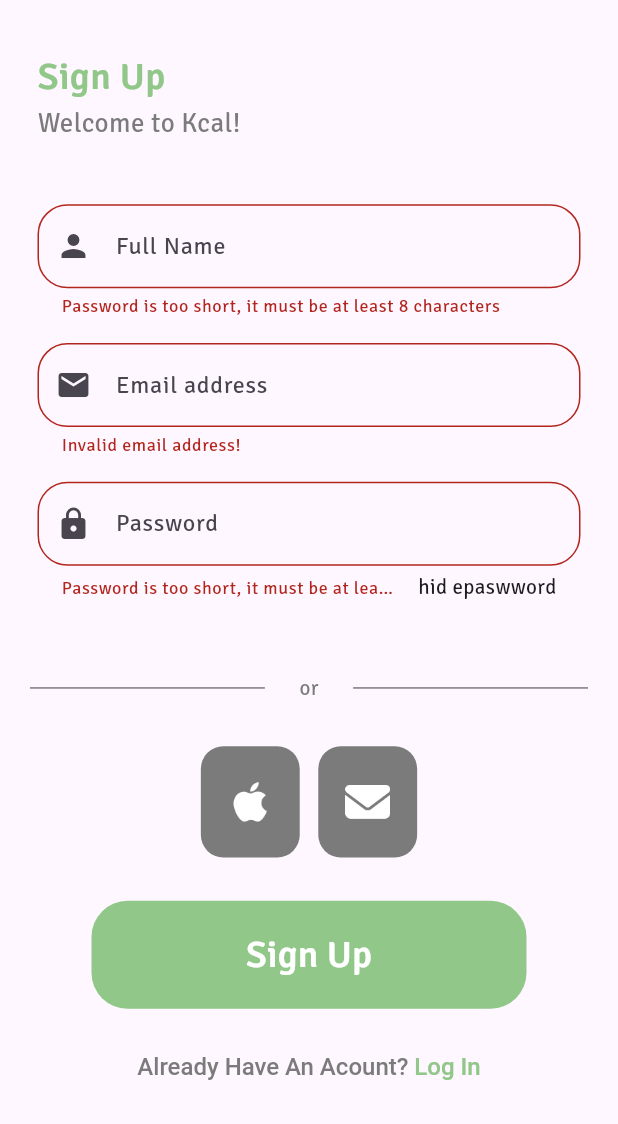
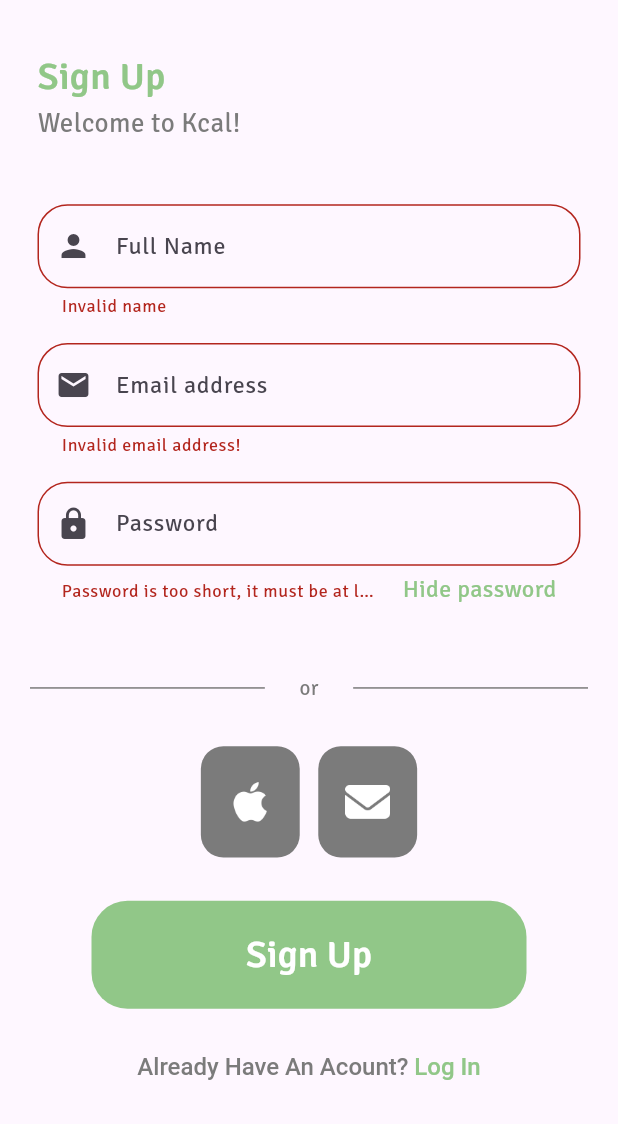
Before and after one commit to Soliyev909/food_ui, a Flutter app: the RegisterPage screen opened directly, after a tap on "Sign Up", on a phone screen of 412 x 824 dp, the part 112-1236 px from its top. Run offline on Flutter 3.47's test engine with Material 2 defaults, Android fonts, the phone set to English and light mode, and no system bars; our stand-ins replace carousel_slider, device_preview, smooth_page_indicator.

Commit message:
bug_fixed_registration_page

```diff
--- a/lib/src/feature/food_app/widget/custom_create_account.dart
+++ b/lib/src/feature/food_app/widget/custom_create_account.dart
@@ -1,6 +1,8 @@
 import 'package:flutter/material.dart';
-import 'package:food_ui/src/common/constants/app_color.dart';
 
+import '../../../common/constants/app_color.dart';
+import '../screens/home_page.dart';
+import '../screens/login_page.dart';
 import 'custom_button.dart';
 import 'custom_richtext.dart';
 import 'custom_text.dart';
@@ -22,6 +24,15 @@ class CustomCreatePage extends StatefulWidget {
 
 class _CustomCreatePageState extends State<CustomCreatePage> {
   GlobalKey<FormState> formKey = GlobalKey<FormState>();
+
+  String? validateName(String? value) {
+    if (value != null && value.length <= 2) {
+      return "Invalid name";
+    }
+
+    return null;
+  }
+
 
   String? validateEmail(String? value) {
     if (value != null &&
@@ -57,16 +68,11 @@ class _CustomCreatePageState extends State<CustomCreatePage> {
     return null;
   }
 
-  String? validateFulName(String? value){
-    if (value != null && !RegExp(r".{8,}").hasMatch(value)) {
-      return "Password is too short, it must be at least 8 characters";
-    }
-    return null;
-  }
+  void openLoginPage()=> Navigator.push(context, MaterialPageRoute(builder: (context)=> const LoginPage(),),);
 
   void onPressed(){
     if(formKey.currentState!.validate()){
-      // Navigator.push(context, MaterialPageRoute(builder: (context) => A(),));
+      Navigator.push(context, MaterialPageRoute(builder: (context) => const HomePage(),));
     }
   }
 
@@ -99,7 +105,7 @@ class _CustomCreatePageState extends State<CustomCreatePage> {
                         height: widget.constraints.maxHeight * .05,
                       ),
                       CustomTextFormField(
-                        validator: validateFulName,
+                        validator: validateName,
                         hinText: "Full Name",
                         icon: Icons.person,
                       ),
@@ -178,7 +184,7 @@ class _CustomCreatePageState extends State<CustomCreatePage> {
                     onPressed: onPressed,
                   ),
                   CustomRichText(
-                    onTap: () {},
+                    onTap: openLoginPage,
                     text: "Log In",
                     mainText: "Already Have An Acount? ",
                   ),
--- a/lib/src/feature/food_app/widget/custom_login_page.dart
+++ b/lib/src/feature/food_app/widget/custom_login_page.dart
@@ -118,7 +118,7 @@ class _CustomLoginPageState extends State<CustomLoginPage> {
                   CustomRichText(
                     onTap: openRegisterPage,
                     text: "Register",
-                    mainText: "You don't have an account?",
+                    mainText: "You don't have an account? ",
                   ),
                 ],
               ),
--- a/lib/src/feature/food_app/widget/custom_text_form_fild.dart
+++ b/lib/src/feature/food_app/widget/custom_text_form_fild.dart
@@ -1,4 +1,6 @@
 import 'package:flutter/material.dart';
+
+import '../../../common/constants/app_color.dart';
 
 class CustomTextFormField extends StatefulWidget {
   final String hinText;
@@ -40,9 +42,8 @@ class _CustomTextFormFieldState extends State<CustomTextFormField> {
   Widget build(BuildContext context) {
     return ValueListenableBuilder(
         valueListenable: isObscure,
-      builder: (context,value, _) {
+        builder: (context, value, _) {
           return TextFormField(
-
             validator: widget.validator,
             obscureText: value,
             decoration: InputDecoration(
@@ -51,18 +52,34 @@ class _CustomTextFormFieldState extends State<CustomTextFormField> {
                   Radius.circular(20),
                 ),
               ),
+              helperStyle: TextStyle(
+                fontSize: 16,
+                color: AppColor.activeDotColor,
+              ),
               prefixIcon: Icon(widget.icon),
               hintText: widget.hinText,
               counter: res
                   ? InkWell(
                       onTap: onTap,
-                    child: (value ? const Text("showpassword") : const Text("hid epaswword")),
+                      child: (value
+                          ? const Text(
+                              "Show password",
+                              style: TextStyle(
+                                color: AppColor.mainColor,
+                                fontSize: 16,
+                              ),
+                            )
+                          : const Text(
+                              "Hide password",
+                              style: TextStyle(color: AppColor.mainColor,
+                              fontSize: 16,
+                              ),
+                            )),
                     )
                   : null,
-            helperText: helperText ? "Forgot password" : null,
+              helperText: helperText ? "Forgot password?" : null,
             ),
           );
-      }
-    );
+        });
   }
 }
```
Lines whose indentation alone changed are shown as unchanged.
